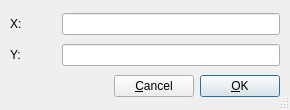
mmassing/georeferencer, file mapcoordsdialogbase.ui: the form before one commit.
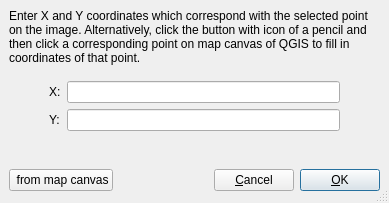
The form after the commit. Icons and pictures are not drawn.

Commit message: Updated georeferencer plugin to use emit tool for acquiring coordinates of a point from map canvas. Removed sendXY signal from QgsMapCanvas.

Diff of the .ui file:
```diff
--- a/mapcoordsdialogbase.ui
+++ b/mapcoordsdialogbase.ui
@@ -8,8 +8,8 @@
    <rect>
     <x>0</x>
     <y>0</y>
-    <width>290</width>
-    <height>110</height>
+    <width>389</width>
+    <height>203</height>
    </rect>
   </property>
   <property name="windowTitle" >
@@ -18,77 +18,187 @@
   <property name="sizeGripEnabled" >
    <bool>true</bool>
   </property>
-  <layout class="QGridLayout" >
+  <layout class="QVBoxLayout" >
    <property name="margin" >
-    <number>10</number>
+    <number>9</number>
    </property>
    <property name="spacing" >
     <number>6</number>
    </property>
-   <item row="0" column="0" >
-    <widget class="QLabel" name="textLabel1" >
+   <item>
+    <widget class="QLabel" name="label" >
      <property name="text" >
-      <string>X:</string>
+      <string>Enter X and Y coordinates which correspond with the selected point on the image. Alternatively, click the button with icon of a pencil and then click a corresponding point on map canvas of QGIS to fill in coordinates of that point.</string>
      </property>
-    </widget>
-   </item>
-   <item row="1" column="0" >
-    <widget class="QLabel" name="textLabel2" >
-     <property name="text" >
-      <string>Y:</string>
+     <property name="wordWrap" >
+      <bool>true</bool>
      </property>
     </widget>
    </item>
-   <item row="1" column="1" colspan="3" >
-    <widget class="QLineEdit" name="leYCoord" />
-   </item>
-   <item row="0" column="1" colspan="3" >
-    <widget class="QLineEdit" name="leXCoord" />
-   </item>
-   <item row="2" column="0" colspan="2" >
+   <item>
     <spacer>
      <property name="orientation" >
-      <enum>Qt::Horizontal</enum>
+      <enum>Qt::Vertical</enum>
      </property>
      <property name="sizeType" >
-      <enum>QSizePolicy::Expanding</enum>
+      <enum>QSizePolicy::Fixed</enum>
      </property>
      <property name="sizeHint" >
       <size>
-       <width>90</width>
-       <height>20</height>
+       <width>20</width>
+       <height>10</height>
       </size>
      </property>
     </spacer>
    </item>
-   <item row="2" column="3" >
-    <widget class="QPushButton" name="buttonOk" >
-     <property name="text" >
-      <string>&amp;OK</string>
+   <item>
+    <layout class="QGridLayout" >
+     <property name="margin" >
+      <number>0</number>
      </property>
-     <property name="shortcut" >
-      <string/>
+     <property name="spacing" >
+      <number>6</number>
      </property>
-     <property name="autoDefault" >
-      <bool>true</bool>
+     <item row="0" column="1" >
+      <widget class="QLabel" name="textLabel1" >
+       <property name="text" >
+        <string>X:</string>
+       </property>
+      </widget>
+     </item>
+     <item row="1" column="1" >
+      <widget class="QLabel" name="textLabel2" >
+       <property name="text" >
+        <string>Y:</string>
+       </property>
+      </widget>
+     </item>
+     <item row="0" column="2" >
+      <widget class="QLineEdit" name="leXCoord" />
+     </item>
+     <item row="1" column="2" >
+      <widget class="QLineEdit" name="leYCoord" />
+     </item>
+     <item rowspan="2" row="0" column="3" >
+      <spacer>
+       <property name="orientation" >
+        <enum>Qt::Horizontal</enum>
+       </property>
+       <property name="sizeType" >
+        <enum>QSizePolicy::Minimum</enum>
+       </property>
+       <property name="sizeHint" >
+        <size>
+         <width>40</width>
+         <height>20</height>
+        </size>
+       </property>
+      </spacer>
+     </item>
+     <item rowspan="2" row="0" column="0" >
+      <spacer>
+       <property name="orientation" >
+        <enum>Qt::Horizontal</enum>
+       </property>
+       <property name="sizeType" >
+        <enum>QSizePolicy::Minimum</enum>
+       </property>
+       <property name="sizeHint" >
+        <size>
+         <width>40</width>
+         <height>20</height>
+        </size>
+       </property>
+      </spacer>
+     </item>
+    </layout>
+   </item>
+   <item>
+    <spacer>
+     <property name="orientation" >
+      <enum>Qt::Vertical</enum>
      </property>
-     <property name="default" >
-      <bool>true</bool>
+     <property name="sizeHint" >
+      <size>
+       <width>20</width>
+       <height>21</height>
+      </size>
      </property>
-    </widget>
+    </spacer>
    </item>
-   <item row="2" column="2" >
-    <widget class="QPushButton" name="buttonCancel" >
-     <property name="text" >
-      <string>&amp;Cancel</string>
+   <item>
+    <layout class="QHBoxLayout" >
+     <property name="margin" >
+      <number>0</number>
      </property>
-     <property name="shortcut" >
-      <string/>
+     <property name="spacing" >
+      <number>6</number>
      </property>
-     <property name="autoDefault" >
-      <bool>true</bool>
-     </property>
-    </widget>
+     <item>
+      <widget class="QPushButton" name="btnPointFromCanvas" >
+       <property name="text" >
+        <string> from map canvas</string>
+       </property>
+       <property name="icon" >
+        <iconset resource="georeferencer.qrc" >:/pencil.png</iconset>
+       </property>
+       <property name="iconSize" >
+        <size>
+         <width>18</width>
+         <height>18</height>
+        </size>
+       </property>
+       <property name="checkable" >
+        <bool>true</bool>
+       </property>
+      </widget>
+     </item>
+     <item>
+      <spacer>
+       <property name="orientation" >
+        <enum>Qt::Horizontal</enum>
+       </property>
+       <property name="sizeType" >
+        <enum>QSizePolicy::Expanding</enum>
+       </property>
+       <property name="sizeHint" >
+        <size>
+         <width>21</width>
+         <height>27</height>
+        </size>
+       </property>
+      </spacer>
+     </item>
+     <item>
+      <widget class="QPushButton" name="buttonCancel" >
+       <property name="text" >
+        <string>&amp;Cancel</string>
+       </property>
+       <property name="shortcut" >
+        <string/>
+       </property>
+       <property name="autoDefault" >
+        <bool>true</bool>
+       </property>
+      </widget>
+     </item>
+     <item>
+      <widget class="QPushButton" name="buttonOk" >
+       <property name="text" >
+        <string>&amp;OK</string>
+       </property>
+       <property name="shortcut" >
+        <string/>
+       </property>
+       <property name="autoDefault" >
+        <bool>true</bool>
+       </property>
+       <property name="default" >
+        <bool>true</bool>
+       </property>
+      </widget>
+     </item>
+    </layout>
    </item>
   </layout>
  </widget>
```
Left out of the diff: 7 changed lines with no effect on the pictures. The commit also changes 6 other files.
